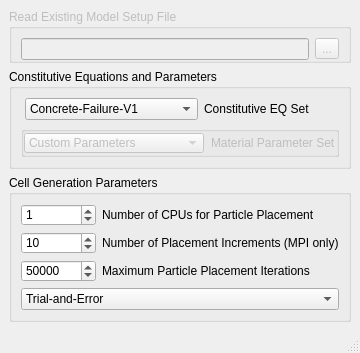
This is freecad/chronoWorkbench/gui/ui/LDPM_CSL_modelProps.ui in Concrete-Chrono-Development/chrono-preprocessor as Qt 5 draws it before an edit. The edited form follows.
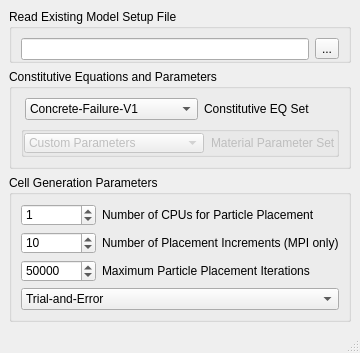
This is the edited form. Icons and pictures are not drawn.

```diff
--- a/freecad/chronoWorkbench/gui/ui/LDPM_CSL_modelProps.ui
+++ b/freecad/chronoWorkbench/gui/ui/LDPM_CSL_modelProps.ui
@@ -7,7 +7,7 @@
     <x>0</x>
     <y>0</y>
     <width>333</width>
-    <height>331</height>
+    <height>333</height>
    </rect>
   </property>
   <property name="sizePolicy">
@@ -17,7 +17,7 @@
    </sizepolicy>
   </property>
   <property name="windowIcon">
-   <iconset resource="../icons.qrc">
+   <iconset>
     <normaloff>:/icons/PartDesignWorkbench.svg</normaloff>:/icons/PartDesignWorkbench.svg</iconset>
   </property>
   <property name="toolTipDuration">
@@ -40,7 +40,7 @@
     <item row="0" column="0">
      <widget class="QGroupBox" name="gb_working_dir">
       <property name="enabled">
-       <bool>false</bool>
+       <bool>true</bool>
       </property>
       <property name="styleSheet">
        <string notr="true">border-color: rgb(182, 182, 182);</string>
@@ -58,7 +58,7 @@
        <item>
         <widget class="QLineEdit" name="setupFile">
          <property name="enabled">
-          <bool>false</bool>
+          <bool>true</bool>
          </property>
          <property name="readOnly">
           <bool>true</bool>
@@ -68,7 +68,7 @@
        <item>
         <widget class="QToolButton" name="readFileButton">
          <property name="enabled">
-          <bool>false</bool>
+          <bool>true</bool>
          </property>
          <property name="text">
           <string notr="true">...</string>
```
